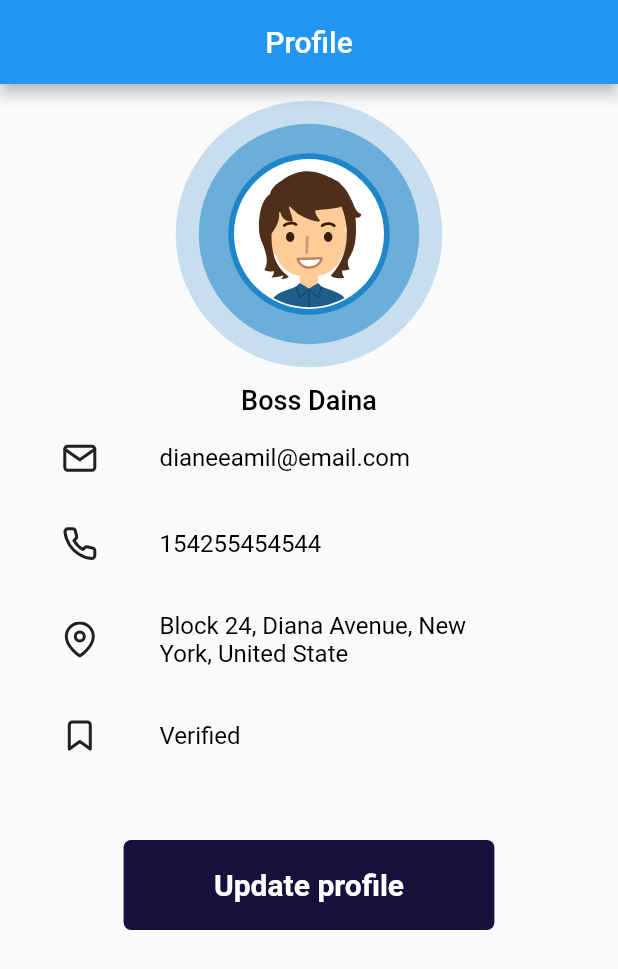
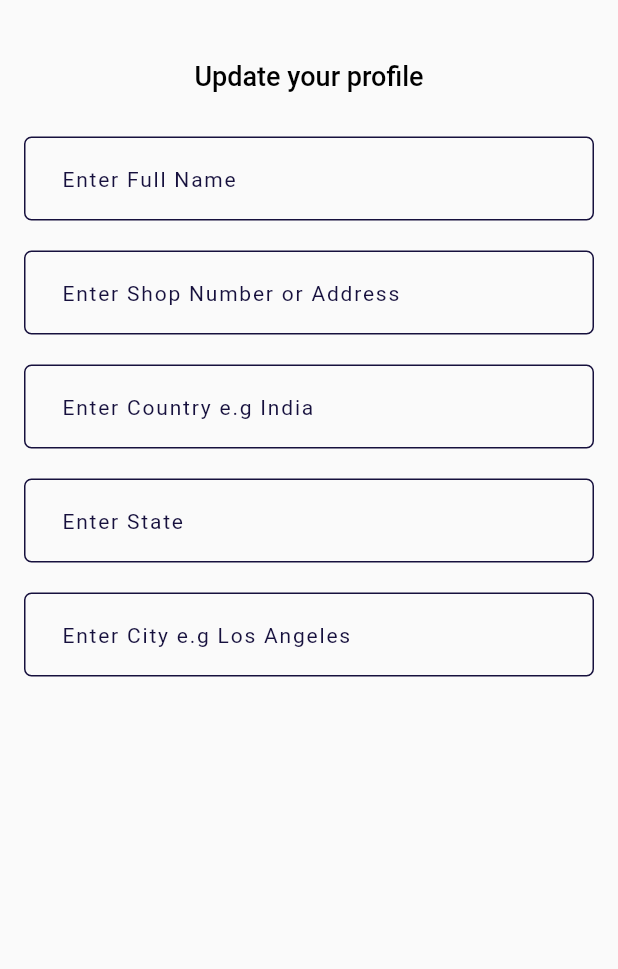
Before and after one commit to bennetdiane01/my_street_vendor, a Flutter app: the ProfilePage screen opened directly, after a tap on "Update profile", on a phone screen of 412 x 824 dp. Shown: the top 969 px of the screen. Run offline on Flutter 3.47's test engine with Material 2 defaults, Android fonts, the phone set to English and light mode, and no system bars; our stand-ins replace animated_splash_screen, audioplayers, dotted_border, dropdown_search, flutter_font_icons, gap and 11 more; missing offline and left inert: flutter_animated_dialog, flutter_sound, flutter_sound_platform_interface, map_launcher; accounts and stored records are empty; project files that could hold a hidden picture were left out.

```diff
--- a/lib/main.dart
+++ b/lib/main.dart
@@ -39,7 +39,7 @@ class MyApp extends StatelessWidget {
             theme: ThemeData(
               primarySwatch: Colors.blue,
             ),
-            home: VendorMenu(),
+            home: LoginPage(),
           );
         }
     );
--- /dev/null
+++ b/lib/models/user_data.dart
@@ -0,0 +1,74 @@
+/// id : 41
+/// full_name : ""
+/// id_doc_id : null
+/// address : ""
+/// country : ""
+/// state : ""
+/// city : ""
+/// account_type : ""
+/// is_verify : 1
+/// created_at : ""
+/// user_id : null
+/// phone : ""
+
+class UserData {
+  int? id;
+  String? fullName;
+  dynamic? idDocId;
+  String? address;
+  String? country;
+  String? state;
+  String? city;
+  String? accountType;
+  int? isVerify;
+  String? createdAt;
+  dynamic? userId;
+  String? phone;
+
+  UserData({
+      this.id,
+      this.fullName,
+      this.idDocId,
+      this.address,
+      this.country,
+      this.state,
+      this.city,
+      this.accountType,
+      this.isVerify,
+      this.createdAt,
+      this.userId,
+      this.phone});
+
+  UserData.fromJson(dynamic json) {
+    id = json["id"];
+    fullName = json["full_name"];
+    idDocId = json["id_doc_id"];
+    address = json["address"];
+    country = json["country"];
+    state = json["state"];
+    city = json["city"];
+    accountType = json["account_type"];
+    isVerify = json["is_verify"];
+    createdAt = json["created_at"];
+    userId = json["user_id"];
+    phone = json["phone"];
+  }
+
+  Map<String, dynamic> toJson() {
+    var map = <String, dynamic>{};
+    map["id"] = id;
+    map["full_name"] = fullName;
+    map["id_doc_id"] = idDocId;
+    map["address"] = address;
+    map["country"] = country;
+    map["state"] = state;
+    map["city"] = city;
+    map["account_type"] = accountType;
+    map["is_verify"] = isVerify;
+    map["created_at"] = createdAt;
+    map["user_id"] = userId;
+    map["phone"] = phone;
+    return map;
+  }
+
+}
--- a/lib/ui/pages/buyers/map_page.dart
+++ b/lib/ui/pages/buyers/map_page.dart
@@ -333,7 +333,8 @@ class _MapPageState extends State<MapPage> {
 
                                 InkWell(
                                   onTap: (){
-                                    if(mapController.isSaved.value) {
+                                    mapController.favouriteVendor('+2348162961126');
+                                    /*if(mapController.isSaved.value) {
                                       mapController.savedVendor
                                           .remove(elementArray!);
                                       mapController.isSaved.value = false;
@@ -347,7 +348,7 @@ class _MapPageState extends State<MapPage> {
                                       debugPrint('saved');
 
 
-                                        }
+                                        }*/
                                       },
 
                                   child: Container(
--- a/lib/ui/pages/general/profile_page.dart
+++ b/lib/ui/pages/general/profile_page.dart
@@ -1,8 +1,10 @@
 import 'dart:math';
 import 'package:flutter/material.dart';
 import 'package:flutter_font_icons/flutter_font_icons.dart';
+import 'package:get/get.dart';
 
 import 'package:lottie/lottie.dart' as lottie;
+import 'package:my_street_vendor/ui/pages/vendors/update_profile_screen.dart';
 import 'package:my_street_vendor/ui/shared/variables.dart';
 import 'package:sizer/sizer.dart';
 
@@ -194,7 +196,7 @@ class _ProfilePageState extends State<ProfilePage> with SingleTickerProviderStat
   Widget _btnUpdate(){
     return InkWell(
       onTap: (){
-        //Navigator.push(context, MaterialPageRoute(builder: (context) => MainMenu()));
+       Get.to(()=>UpdateProfileScreen());
 
       },
       child: Container(
--- /dev/null
+++ b/lib/ui/pages/vendors/update_profile_screen.dart
@@ -0,0 +1,150 @@
+import 'package:flutter/material.dart';
+import 'package:flutter/services.dart';
+import 'package:gap/gap.dart';
+import 'package:my_street_vendor/ui/shared/textfield.dart';
+import 'package:my_street_vendor/ui/shared/variables.dart';
+import 'package:sizer/sizer.dart';
+
+class UpdateProfileScreen extends StatelessWidget {
+  TextEditingController fullnameController = TextEditingController();
+  TextEditingController phoneController = TextEditingController();
+  TextEditingController passwordController = TextEditingController();
+  TextEditingController countryController = TextEditingController();
+  TextEditingController addressNoController = TextEditingController();
+  TextEditingController stateController = TextEditingController();
+  TextEditingController cityController = TextEditingController();
+  @override
+  Widget build(BuildContext context) {
+    return Scaffold(
+      body: SafeArea(
+        child: Container(
+          padding: EdgeInsets.symmetric(vertical: 10, horizontal: 16),
+          child: Column(
+            children: [
+              const Gap(30),
+              Text('Update your profile',
+                textAlign: TextAlign.center,
+                style: black18MediumTextStyle,),
+              const Gap(30),
+              _txtFullname(),
+              const Gap(20),
+              _txtAddress(),
+              const Gap(20),
+              _txtCountry(),
+              const Gap(20),
+              _txtState(),
+              const Gap(20),
+              _txtCity(),
+              const Gap(40),
+
+
+
+
+
+            ],
+          ),
+        ),
+      ),
+    );
+  }
+
+  Widget _txtFullname() {
+    return TextFormFieldWidget(
+      hintText: "Enter Full Name",
+      obscureText: false,
+      textInputType: TextInputType.emailAddress,
+      actionKeyboard: TextInputAction.next,
+      functionValidate: commonValidation,
+      controller: fullnameController,
+      onSubmitField: () {},
+      parametersValidate: "Please Enter Full Name.",
+      txtColor: colorBlack,
+      inputLength: LengthLimitingTextInputFormatter(200),
+      //prefixIcon: Icon(Icons.email, color: colorBlack,),
+    );
+  }
+  //phone
+  Widget _txtCountry() {
+    return TextFormFieldWidget(
+      hintText: "Enter Country e.g India",
+      obscureText: false,
+      textInputType: TextInputType.text,
+      actionKeyboard: TextInputAction.next,
+      functionValidate: commonValidation,
+      controller: countryController,
+      onSubmitField: () {},
+      parametersValidate: "Please Enter Country.",
+      txtColor: colorBlack,
+      inputLength: LengthLimitingTextInputFormatter(100),
+      //prefixIcon: Icon(Icons.email, color: colorBlack,),
+    );
+  }
+  //phone
+  Widget _txtState() {
+    return TextFormFieldWidget(
+      hintText: "Enter State",
+      obscureText: false,
+      textInputType: TextInputType.emailAddress,
+      actionKeyboard: TextInputAction.next,
+      functionValidate: commonValidation,
+      controller: stateController,
+      onSubmitField: () {},
+      parametersValidate: "Please Enter State.",
+      txtColor: colorBlack,
+      inputLength: LengthLimitingTextInputFormatter(100),
+      //prefixIcon: Icon(Icons.email, color: colorBlack,),
+    );
+  }
+  //phone
+  Widget _txtCity() {
+    return TextFormFieldWidget(
+      hintText: "Enter City e.g Los Angeles",
+      obscureText: false,
+      textInputType: TextInputType.text,
+      actionKeyboard: TextInputAction.next,
+      functionValidate: commonValidation,
+      controller: cityController,
+      onSubmitField: () {},
+      parametersValidate: "Please Enter City.",
+      txtColor: colorBlack,
+      inputLength: LengthLimitingTextInputFormatter(100),
+      //prefixIcon: Icon(Icons.email, color: colorBlack,),
+    );
+  }
+
+  Widget _txtAddress() {
+    return TextFormFieldWidget(
+      hintText: "Enter Shop Number or Address",
+      obscureText: false,
+      textInputType: TextInputType.emailAddress,
+      actionKeyboard: TextInputAction.next,
+      functionValidate: commonValidation,
+      controller: addressNoController,
+      onSubmitField: () {},
+      parametersValidate: "Please an Shop Number or Address.",
+      txtColor: colorBlack,
+      inputLength: LengthLimitingTextInputFormatter(350),
+      //prefixIcon: Icon(Icons.email, color: colorBlack,),
+    );
+  }
+
+  Widget _btnUpdate(){
+    return InkWell(
+      onTap: (){
+
+        //Navigator.push(context, MaterialPageRoute(builder: (context) => RegisterPage2()));
+
+      },
+      child: Container(
+        width: 90.w,
+        height: 60,
+        decoration: BoxDecoration(
+          color: primaryColor,
+          borderRadius: BorderRadius.circular(5),
+        ),
+        child: Center(child: Text('Start Registration', style: white20SemiBoldTextStyle,)),
+      ),
+    );
+  }
+
+}
--- a/lib/ui/shared/button.dart
+++ b/lib/ui/shared/button.dart
@@ -31,7 +31,7 @@ ButtonTheme raisedButton(
     minWidth: minWidth!,
     height: height!/1.2,
     child: RaisedButton(
-        splashColor: Colors.grey!.withOpacity(0.5) ?? colorBlack,
+        splashColor: splashColor ?? Colors.grey.withOpacity(0.5),
         shape: RoundedRectangleBorder(
             borderRadius: BorderRadius.circular(borderRadius ?? 25),
             side: BorderSide(color: borderSideColor ?? color!)),
--- a/pubspec.yaml
+++ b/pubspec.yaml
@@ -56,6 +56,7 @@ dependencies:
   permission_handler:
   intl: ^0.17.0
   gap:
+  location: ^4.3.0
 
 
 
```
Also changed, not shown: lib/controller/map_controller.dart (+74 -0 lines), lib/controller/otp_controller.dart (+68 -1 lines), lib/controller/vendor_online.dart (+59 -5 lines), lib/models/user_detail.dart (added, +43 -0 lines), lib/models/vendor_model.dart (added, +123 -0 lines), lib/ui/pages/general/register.dart (+7 -3 lines), lib/ui/pages/vendors/vendor_map.dart (+9 -24 lines), pubspec.lock.
